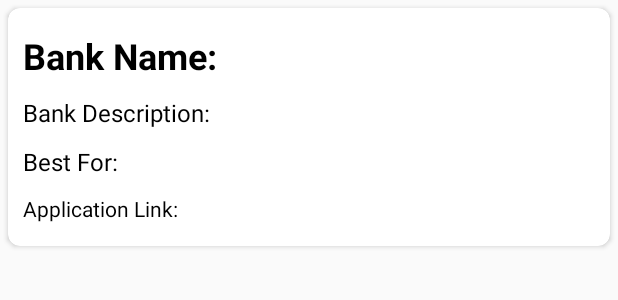
After one commit to Jsingh-09/Budget_Buddy, an Android app: the layout item_credit.xml on its own in the app's theme, with its tools: preview values and no code run, on a phone screen of 412 x 824 dp. The commit adds this screen. Shown: the top 300 px of the screen. Run offline under Robolectric (Android 15) with nearby library versions, the phone set to English and light mode, and no system bars.

Commit message:
firstBuildingCredit

```diff
--- /dev/null
+++ b/app/src/main/res/layout/item_credit.xml
@@ -0,0 +1,63 @@
+<?xml version="1.0" encoding="utf-8"?>
+<androidx.cardview.widget.CardView xmlns:android="http://schemas.android.com/apk/res/android"
+    android:layout_width="match_parent"
+    android:layout_height="wrap_content"
+    xmlns:app="http://schemas.android.com/apk/res-auto"
+    app:cardCornerRadius="8dp"
+    android:layout_margin="5dp"
+    android:padding="5dp"
+    >
+
+    <LinearLayout
+        android:layout_width="match_parent"
+        android:layout_height="wrap_content"
+        android:padding="10dp"
+        android:orientation="vertical">
+
+        <TextView
+            android:id="@+id/bankName"
+            android:layout_width="match_parent"
+            android:layout_height="wrap_content"
+            android:layout_marginTop="5dp"
+            android:layout_marginBottom="5dp"
+            android:text="Bank Name:"
+            android:textColor="@android:color/black"
+            android:textSize="24sp"
+            android:textStyle="bold" />
+
+        <TextView
+            android:id="@+id/bankDescription"
+            android:layout_width="match_parent"
+            android:layout_height="wrap_content"
+            android:layout_marginTop="5dp"
+            android:layout_marginBottom="5dp"
+            android:text="Bank Description:"
+            android:textColor="@android:color/black"
+            android:textSize="16sp" />
+
+        <TextView
+            android:id="@+id/bestFor"
+            android:layout_width="match_parent"
+            android:layout_height="wrap_content"
+            android:layout_marginTop="5dp"
+            android:layout_marginBottom="5dp"
+            android:text="Best For:"
+            android:textColor="@android:color/black"
+            android:textSize="16sp" />
+
+        <TextView
+            android:id="@+id/applicationLink"
+            android:autoLink="all"
+            android:clickable="true"
+            android:layout_width="match_parent"
+            android:layout_height="wrap_content"
+            android:layout_marginTop="5dp"
+            android:layout_marginBottom="5dp"
+            android:text="Application Link: "
+            android:textColor="@android:color/black"
+            android:textSize="14sp" />
+
+
+    </LinearLayout>
+
+</androidx.cardview.widget.CardView>
```
Also changed, not shown: app/build.gradle (+5 -3 lines), app/src/main/java/edu/csustan/budgetbuddy/Credit.java (added, +32 -0 lines), app/src/main/java/edu/csustan/budgetbuddy/MainActivity.java (+87 -0 lines), app/src/main/java/edu/csustan/budgetbuddy/adapters/CreditAdapter.java (added, +86 -0 lines), app/src/main/res/layout/activity_main.xml (+6 -8 lines), app/src/main/res/raw/buildingcredit.json (added, +74 -0 lines).
